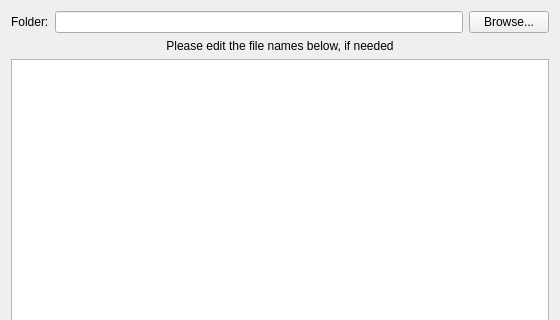
The window that src/EasyFlowQ/uiDesigns/ExportRawWindow.ui (ym3141/EasyFlowQ) describes before a commit, drawn with Qt 5; both pictures show x 0 to 560 and y 0 to 320 of the 560 by 500 pixel window.
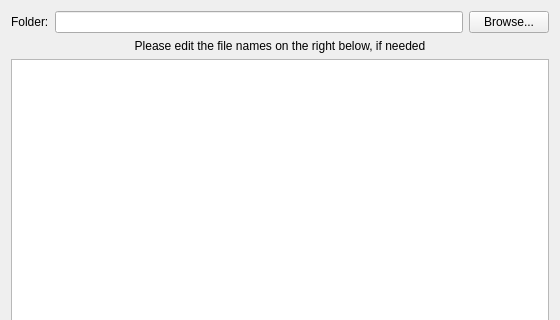
The same window after the commit.

Commit message: Removed "Derived Parameter" when export the fcs file, so that it won't cause problem when re-loaded into EasyFLowQ

The edit to the form file:
```diff
--- a/src/EasyFlowQ/uiDesigns/ExportRawWindow.ui
+++ b/src/EasyFlowQ/uiDesigns/ExportRawWindow.ui
@@ -42,7 +42,7 @@
    <item>
     <widget class="QLabel" name="label">
      <property name="text">
-      <string>Please edit the file names below, if needed</string>
+      <string>Please edit the file names on the right below, if needed</string>
      </property>
      <property name="alignment">
       <set>Qt::AlignCenter</set>
```
The commit also changes 1 other file.
